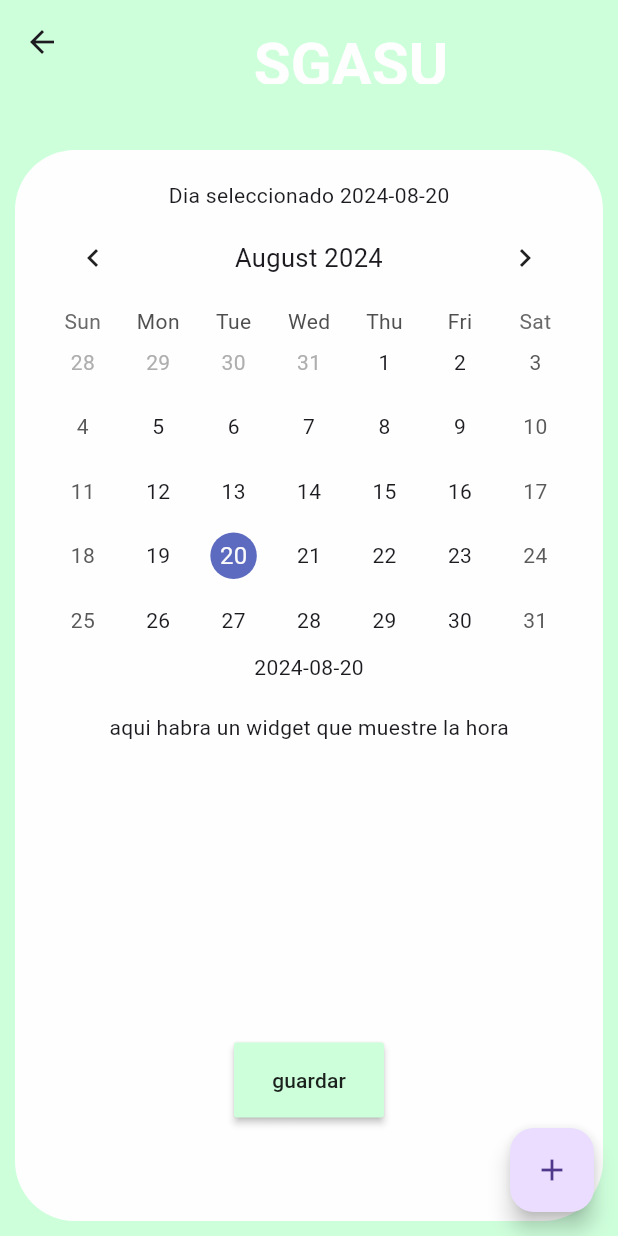
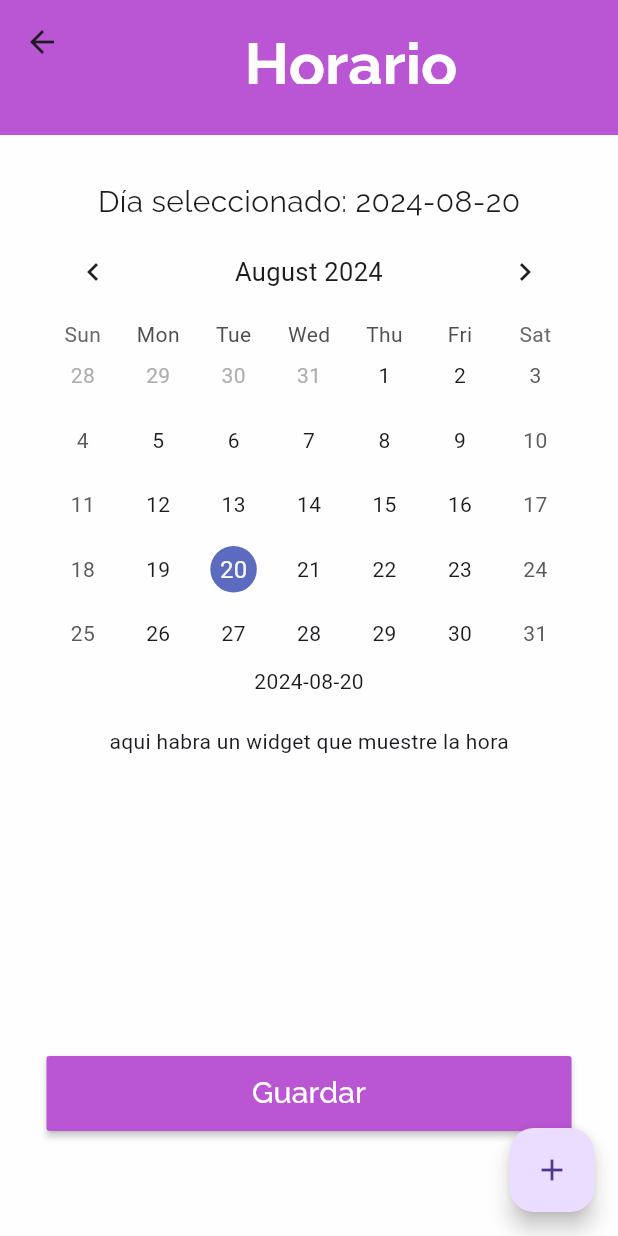
Before and after one commit to AlvaroAguirr/Sgasu_movil, a Flutter app: the Schedule screen opened directly, on a phone screen of 412 x 824 dp. Run offline on Flutter 3.47's test engine with Material 3 defaults, Android fonts, the phone set to English and light mode, and no system bars; drawn by our look-alikes of table_calendar; network calls fail.

Commit message:
Cambios en interfaz

```diff
--- a/sgasu_movil/lib/screens/schedule.dart
+++ b/sgasu_movil/lib/screens/schedule.dart
@@ -13,42 +13,47 @@ class Schedule extends StatefulWidget {
 
 class _ScheduleState extends State<Schedule> {
   DateTime today = DateTime.now();
-Map<DateTime, List<Event>> events ={};
+  Map<DateTime, List<Event>> events = {};
   TextEditingController _eventControler = TextEditingController();
 
-  void _onDaySelected(DateTime day, DateTime focusedDay){
+  void _onDaySelected(DateTime day, DateTime focusedDay) {
     setState(() {
-      today= day;
+      today = day;
     });
   }
 
-
   @override
   Widget build(BuildContext context) {
-    return  Scaffold(
+    return Scaffold(
         appBar: PreferredSize(
           preferredSize: const Size.fromHeight(90),
           child: AppBar(
-      title: const Column(
-        children: [
-          SizedBox(height: 30,),
-        Center(child: Text("SGASU",
+            title: const Column(children: [
+              SizedBox(
+                height: 30,
+              ),
+              Center(
+                  child: Text(
+                "Horario",
                 style: TextStyle(
                   fontSize: 40,
-          color: AppTheme.whiteColor),))
-        ]
+                  color: AppTheme.whiteColor,
+                  fontFamily: 'Raleway',
                 ),
+              ))
+            ]),
           ),
         ),
         floatingActionButton: FloatingActionButton(
-  onPressed: (){
-    showDialog(context: context
-    , builder: (context){
+            onPressed: () {
+              showDialog(
+                  context: context,
+                  builder: (context) {
                     return AlertDialog(
                       scrollable: true,
-        title: Text("Hora del evento" ),
-        content:
-        Padding(padding: const EdgeInsets.all(8.0),
+                      title: const Text("Hora del evento"),
+                      content: Padding(
+                        padding: const EdgeInsets.all(8.0),
                         child: TextField(
                           controller: _eventControler,
                         ),
@@ -57,52 +62,59 @@ floatingActionButton: FloatingActionButton(
                     );
                   });
             },
-child: const Icon(Icons.add)
-),
+            child: const Icon(Icons.add)),
         body: Container(
           margin: const EdgeInsets.all(10.0),
           padding: const EdgeInsets.all(20),
-         decoration: BoxDecoration(borderRadius: BorderRadius.circular(40),
+          decoration: BoxDecoration(
+            borderRadius: BorderRadius.circular(40),
             color: AppTheme.whiteColor,
-         ),child: Column(
+          ),
+          child: Column(
             children: [
-              Text("Dia seleccionado "+ today.toString().split(" ")[0]),
+              Text(
+                "Día seleccionado: " + today.toString().split(" ")[0],
+                style: const TextStyle(fontFamily: 'Raleway', fontSize: 20),
+              ),
               Container(
                 child: TableCalendar(
                   locale: "en_US",
                   rowHeight: 43,
-                  headerStyle:
-                    const HeaderStyle(formatButtonVisible: false,titleCentered: true),
+                  headerStyle: const HeaderStyle(
+                      formatButtonVisible: false, titleCentered: true),
                   availableGestures: AvailableGestures.all,
                   selectedDayPredicate: (day) => isSameDay(day, today),
                   focusedDay: today,
-                  firstDay:DateTime.utc(2020,10,16) ,
-                  lastDay: DateTime.utc(2025,3,14),
+                  firstDay: DateTime.utc(2020, 10, 16),
+                  lastDay: DateTime.utc(2025, 3, 14),
                   onDaySelected: _onDaySelected,
                 ),
               ),
               Text(today.toString().split(" ")[0]),
               SizedBox(height: 20),
               Text("aqui habra un widget que muestre la hora"),
-
               SizedBox(height: 200),
-            MaterialButton(highlightColor: AppTheme.backcolorGreen,
-            color:AppTheme.backcolorGreen ,
+              MaterialButton(
+                highlightColor: AppTheme.backcolorGreen,
+                color: AppTheme.backcolorGreen,
                 height: 50,
-            minWidth: 100
-            ,onPressed: (){
-                  final ruta=MaterialPageRoute(builder: (context){
-                        return  const Survey(
-                        ); }
-                      );
-                      Navigator.push(context,ruta);
-            }, child:
-            Text("guardar")
-            ,)
+                minWidth: 350,
+                onPressed: () {
+                  final ruta = MaterialPageRoute(builder: (context) {
+                    return const Survey();
+                  });
+                  Navigator.push(context, ruta);
+                },
+                child: const Text(
+                  "Guardar",
+                  style: TextStyle(
+                      color: AppTheme.whiteColor,
+                      fontFamily: 'Raleway',
+                      fontSize: 20),
+                ),
+              )
             ],
           ),
-
-)
-    );
+        ));
   }
 }
--- a/sgasu_movil/lib/theme/app_theme.dart
+++ b/sgasu_movil/lib/theme/app_theme.dart
@@ -1,34 +1,18 @@
 import 'package:flutter/material.dart';
 
-class AppTheme{
+class AppTheme {
+  static const fontprimarycolor = Color.fromARGB(223, 0, 0, 0);
 
-static const  fontprimarycolor =
-     Color.fromARGB(223, 0, 0, 0);
+  static const fontsecondcolor = Color.fromARGB(255, 58, 58, 58);
 
-static const fontsecondcolor =
-Color.fromARGB(255, 58, 58, 58);
+  static const backcolorGreen = Color.fromARGB(255, 186, 85, 211);
 
-static const backcolorGreen =
-Color.fromARGB(255, 206, 255, 219);
-static const whiteColor =
-Color.fromARGB(255, 254, 254, 254);
+  static const whiteColor = Color.fromARGB(255, 254, 254, 254);
 
-
-
-static final ThemeData lightTheme= ThemeData.light().copyWith(
-    scaffoldBackgroundColor: backcolorGreen,
-
-  appBarTheme: const AppBarTheme(
+  static final ThemeData lightTheme = ThemeData.light().copyWith(
+      scaffoldBackgroundColor: whiteColor,
+      appBarTheme: const AppBarTheme(
           color: backcolorGreen,
-          titleTextStyle: TextStyle(color: whiteColor,
-          fontWeight: FontWeight.bold)
-          )
-      )
-      ;
-
-
-
-
-
-
+          titleTextStyle:
+              TextStyle(color: fontprimarycolor, fontWeight: FontWeight.bold)));
 }
```
Also changed, not shown: sgasu_movil/lib/screens/home_screens.dart (+60 -68 lines), sgasu_movil/lib/screens/rooms.dart (+63 -76 lines), sgasu_movil/lib/screens/survey.dart (+109 -81 lines), sgasu_movil/pubspec.yaml (+9 -1 lines), sgasu_movil/lib/fonts/Raleway-Regular.ttf (added), sgasu_movil/lib/fonts/Roboto-Regular.ttf (added), sgasu_movil/pubspec.lock, 1 other file. Lines whose indentation alone changed are shown as unchanged.
